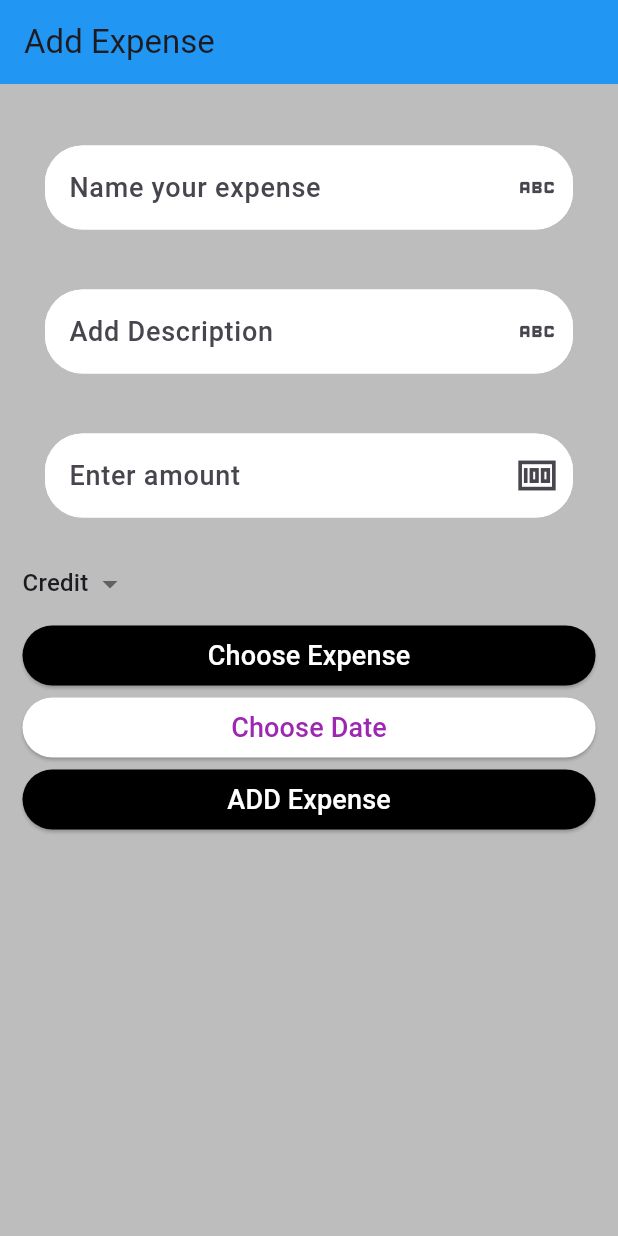
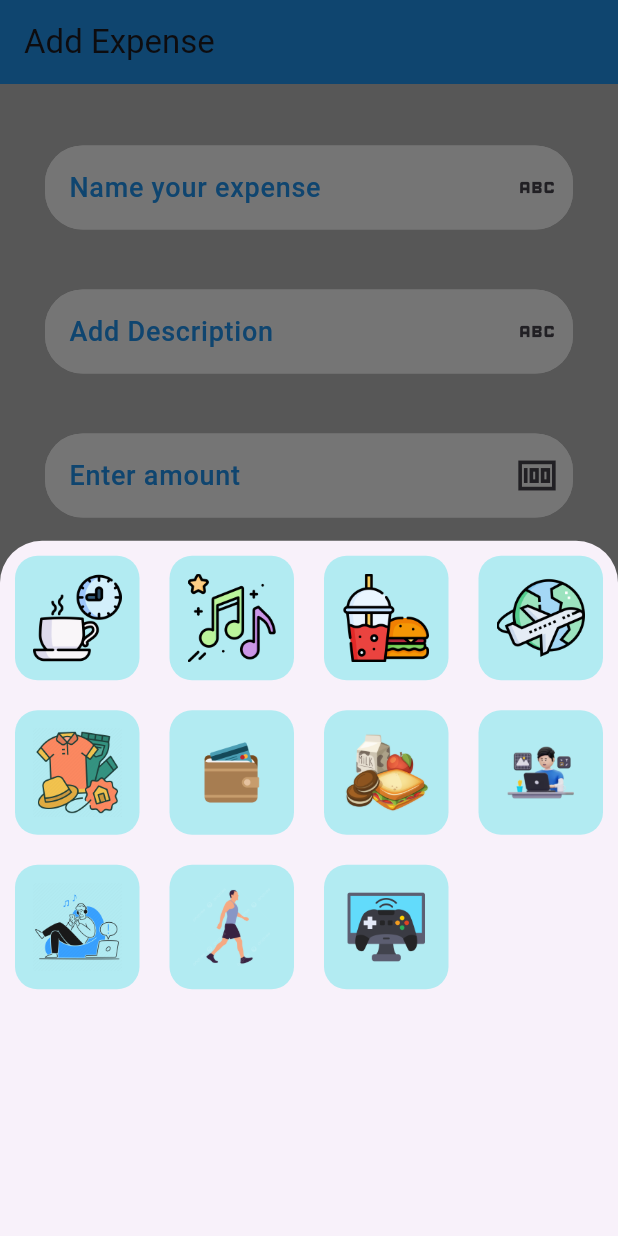
Before and after one commit to raunak2909/expense_173_16_12_2023, a Flutter app: the screen it shows after launch, after a tap on "Choose Expense", on a phone screen of 412 x 824 dp. Run offline on Flutter 3.47's test engine with Material 3 defaults, Android fonts, the phone set to English and light mode, and no system bars.

Commit message:
Modification in HomeScreen

```diff
--- /dev/null
+++ b/lib/AppData/list_expense_icon.dart
@@ -0,0 +1,13 @@
+List<String> pngs = [
+  "assets/pngs/3094780.png",
+  "assets/pngs/4472584.png",
+  "assets/pngs/5787100.png",
+  "assets/pngs/6350271.png",
+  "assets/pngs/9733153.png",
+  "assets/pngs/Wallet_Flat_Icon.svg.png",
+  "assets/pngs/—Pngtree—breakfast lunch chinese food milk_3779570.png",
+  "assets/pngs/6380683.webp",
+  "assets/pngs/8309837.png",
+  "assets/pngs/walking.png",
+  "assets/pngs/10856949.png"
+];
--- a/lib/Constants/text_field.dart
+++ b/lib/Constants/text_field.dart
@@ -33,9 +33,7 @@ class CstmTextField extends StatelessWidget {
           label: Text(
             label,
             style: const TextStyle(
-              fontSize: 18,
-              fontWeight: FontWeight.w500,
-            ),
+                fontSize: 18, fontWeight: FontWeight.w500, color: Colors.blue),
           ),
           suffixIcon: Icon(
             iconData,
--- a/lib/Screens/home_screen.dart
+++ b/lib/Screens/home_screen.dart
@@ -1,4 +1,6 @@
 import 'package:flutter/material.dart';
+import 'package:intl/intl.dart';
+import 'package:wscube_expense_app/AppData/list_expense_icon.dart';
 import 'package:wscube_expense_app/Constants/elevated_button.dart';
 import 'package:wscube_expense_app/Constants/text_field.dart';
 
@@ -23,7 +25,7 @@ class _HomeScreenState extends State<HomeScreen> {
 
     if (selectedDate != null && selectedDate != DateTime.now()) {
       setState(() {
-        elevatedBtnName = selectedDate.toLocal().toString().split(" ")[0];
+        elevatedBtnName = DateFormat.yMMMMd().format(selectedDate);
       });
     }
   }
@@ -58,7 +60,16 @@ class _HomeScreenState extends State<HomeScreen> {
               child: Column(
                 crossAxisAlignment: CrossAxisAlignment.start,
                 children: [
-                  DropdownButton(
+                  Container(
+                    height: 35,
+                    padding: const EdgeInsets.all(5),
+                    decoration: BoxDecoration(
+                      color: Colors.blue,
+                      borderRadius: BorderRadius.circular(15),
+                    ),
+                    child: DropdownButton(
+                      dropdownColor: Colors.blue,
+                      focusColor: Colors.white,
                       value: selectedItem,
                       onChanged: (newValue) {
                         setState(() {
@@ -69,15 +80,43 @@ class _HomeScreenState extends State<HomeScreen> {
                           .map((String value) {
                         return DropdownMenuItem<String>(
                           value: value,
-                        child: Text(value),
+                          child: Text(
+                            value,
+                            style: const TextStyle(color: Colors.white),
+                          ),
                         );
                       }).toList(),
                     ),
+                  ),
+                  const SizedBox(height: 11),
                   CstmButton(
                     name: "Choose Expense",
                     btnColor: Colors.black,
                     textColor: Colors.white,
-                    onTap: () {},
+                    onTap: () {
+                      showModalBottomSheet(
+                          context: context,
+                          builder: (context) {
+                            return GridView.builder(
+                                itemCount: pngs.length,
+                                gridDelegate:
+                                    const SliverGridDelegateWithFixedCrossAxisCount(
+                                        crossAxisCount: 4),
+                                itemBuilder: (context, index) {
+                                  return Container(
+                                    margin: const EdgeInsets.all(10),
+                                    decoration: BoxDecoration(
+                                      color: Colors.cyan.shade100,
+                                      borderRadius: BorderRadius.circular(15),
+                                    ),
+                                    child: Padding(
+                                      padding: const EdgeInsets.all(12),
+                                      child: Image.asset(pngs[index]),
+                                    ),
+                                  );
+                                });
+                          });
+                    },
                   ),
                   CstmButton(
                     name: elevatedBtnName,
--- a/pubspec.yaml
+++ b/pubspec.yaml
@@ -35,6 +35,7 @@ dependencies:
   # The following adds the Cupertino Icons font to your application.
   # Use with the CupertinoIcons class for iOS style icons.
   cupertino_icons: ^1.0.2
+  intl: ^0.17.0
 
 dev_dependencies:
   flutter_test:
@@ -59,8 +60,8 @@ flutter:
   uses-material-design: true
 
   # To add assets to your application, add an assets section, like this:
-  # assets:
-  #   - images/a_dot_burr.jpeg
+  assets:
+    - assets/pngs/
   #   - images/a_dot_ham.jpeg
 
   # An image asset can refer to one or more resolution-specific "variants", see
```
Also changed, not shown: assets/pngs/10856949.png (added), assets/pngs/3094780.png (added), assets/pngs/4472584.png (added), assets/pngs/5787100.png (added), assets/pngs/6350271.png (added), assets/pngs/6380683.webp (added), assets/pngs/8309837.png (added), assets/pngs/9733153.png (added), assets/pngs/Wallet_Flat_Icon.svg.png (added), assets/pngs/walking.png (added), assets/pngs/watercolor-breakfast-cartoon-clipart-cute-breakfast-png.png (added), assets/pngs/—Pngtree—breakfast lunch chinese food milk_3779570.png (added), pubspec.lock. Lines whose indentation alone changed are shown as unchanged.
